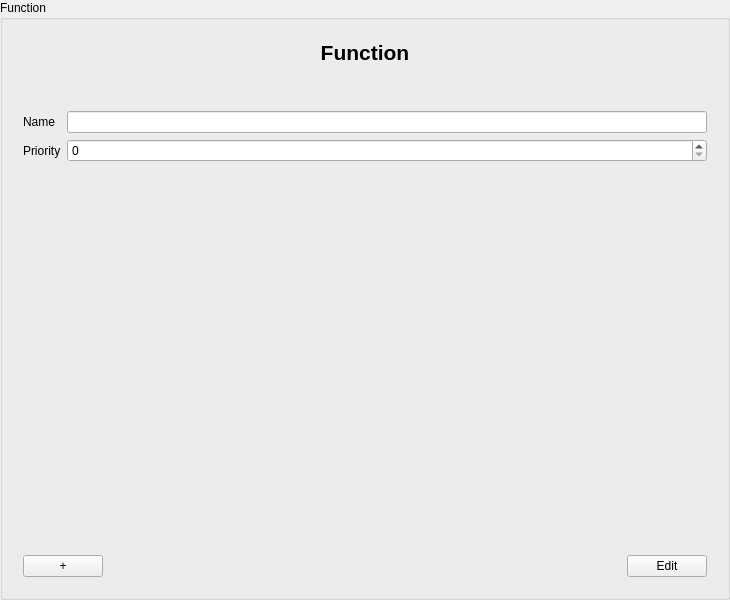
Qt form src/libs/widgets/src/views/functioninputarea.ui (jmuelbert/jmbde-QT) before a commit.
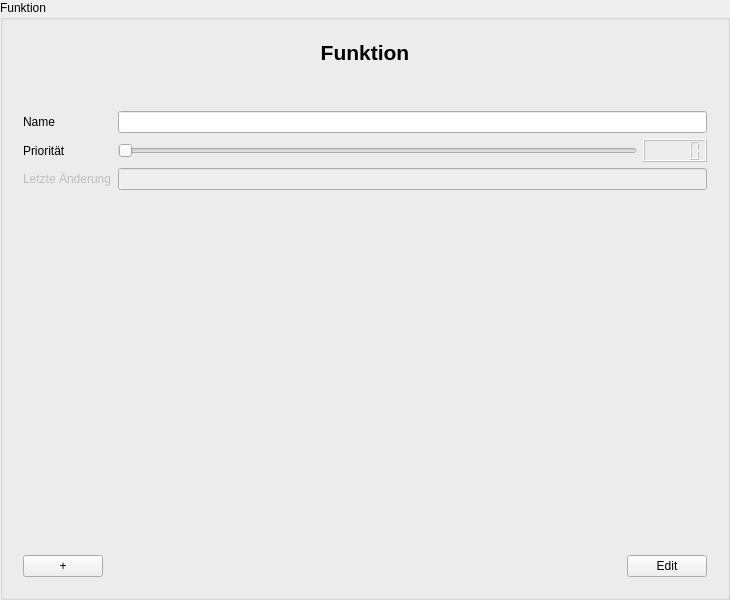
The same form after that commit.

```diff
--- a/src/libs/widgets/src/views/functioninputarea.ui
+++ b/src/libs/widgets/src/views/functioninputarea.ui
@@ -17,12 +17,12 @@
    <string>FunctionInputDialog</string>
   </property>
   <property name="title">
-   <string>Function</string>
+   <string>Funktion</string>
   </property>
-  <layout class="QVBoxLayout" name="verticalLayout_3">
-   <item>
-    <widget class="QWidget" name="formLayoutWidget" native="true">
-     <layout class="QVBoxLayout" name="verticalLayout_2">
+  <layout class="QGridLayout" name="gridLayout_3">
+   <item row="0" column="0">
+    <widget class="QWidget" name="GroupBox" native="true">
+     <layout class="QVBoxLayout" name="verticalLayout_3">
       <item>
        <layout class="QVBoxLayout" name="verticalLayout">
         <item>
@@ -35,7 +35,7 @@
            </font>
           </property>
           <property name="text">
-           <string>Function</string>
+           <string>Funktion</string>
           </property>
           <property name="alignment">
            <set>Qt::AlignCenter</set>
@@ -45,7 +45,7 @@
        </layout>
       </item>
       <item>
-       <spacer name="verticalSpacer">
+       <spacer name="verticalSpacer_2">
         <property name="orientation">
          <enum>Qt::Vertical</enum>
         </property>
@@ -62,18 +62,32 @@
       </item>
       <item>
        <layout class="QGridLayout" name="gridLayout">
-        <item row="1" column="0">
-         <widget class="QLabel" name="label_Priority">
+        <item row="1" column="2">
+         <widget class="QSlider" name="priorityHorizontalSlider">
+          <property name="orientation">
+           <enum>Qt::Horizontal</enum>
+          </property>
+         </widget>
+        </item>
+        <item row="2" column="0">
+         <widget class="QLabel" name="lastUpdateLabel">
+          <property name="enabled">
+           <bool>false</bool>
+          </property>
           <property name="text">
-           <string>Priority</string>
+           <string>Letzte Änderung</string>
           </property>
           <property name="buddy">
            <cstring>spinBox_Priotity</cstring>
           </property>
          </widget>
         </item>
-        <item row="0" column="3">
-         <widget class="QLineEdit" name="lineEdit_Name" />
+        <item row="1" column="3">
+         <widget class="QLCDNumber" name="priorityLCDNumber">
+          <property name="enabled">
+           <bool>false</bool>
+          </property>
+         </widget>
         </item>
         <item row="0" column="0">
          <widget class="QLabel" name="label_Name">
@@ -85,13 +99,30 @@
           </property>
          </widget>
         </item>
-        <item row="1" column="3">
-         <widget class="QSpinBox" name="spinBox_Priotity" />
+        <item row="1" column="0">
+         <widget class="QLabel" name="priorityLabel">
+          <property name="text">
+           <string>Priorität</string>
+          </property>
+          <property name="buddy">
+           <cstring>priorityHorizontalSlider</cstring>
+          </property>
+         </widget>
+        </item>
+        <item row="0" column="2" colspan="2">
+         <widget class="QLineEdit" name="nameLineEdit"/>
+        </item>
+        <item row="2" column="2" colspan="2">
+         <widget class="QLineEdit" name="lastUpdateLineEdit">
+          <property name="enabled">
+           <bool>false</bool>
+          </property>
+         </widget>
         </item>
        </layout>
       </item>
       <item>
-       <spacer name="verticalSpacer_2">
+       <spacer name="verticalSpacer">
         <property name="orientation">
          <enum>Qt::Vertical</enum>
         </property>
```
Left out of the diff: 31 changed lines with no effect on the pictures.
